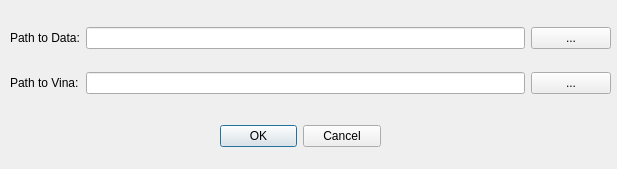
First picture: the form in pathInitDialog.ui, repository tysciman7/VinaUI, before the edit.
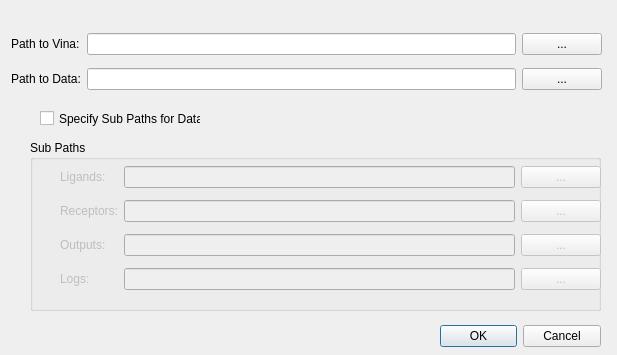
Second picture: the form after the edit.

Commit message:
Modify path handling
Added Input for "sub paths" (paths for ligands, receptors, output, logs)
Modified all associated scripts to account for this change
Added new error to avoid crashes with sub path auto-filling
Added sub paths to config
Modified runFunctions to work with directoryManager directly

Diff of the .ui file:
```diff
--- a/pathInitDialog.ui
+++ b/pathInitDialog.ui
@@ -7,7 +7,7 @@
     <x>0</x>
     <y>0</y>
     <width>617</width>
-    <height>169</height>
+    <height>355</height>
    </rect>
   </property>
   <property name="windowTitle">
@@ -16,8 +16,8 @@
   <widget class="QDialogButtonBox" name="buttonBox">
    <property name="geometry">
     <rect>
-     <x>220</x>
-     <y>120</y>
+     <x>440</x>
+     <y>320</y>
      <width>161</width>
      <height>32</height>
     </rect>
@@ -29,45 +29,206 @@
     <set>QDialogButtonBox::Cancel|QDialogButtonBox::Ok</set>
    </property>
   </widget>
+  <widget class="QGroupBox" name="sub_path_groupbox">
+   <property name="enabled">
+    <bool>true</bool>
+   </property>
+   <property name="geometry">
+    <rect>
+     <x>30</x>
+     <y>140</y>
+     <width>571</width>
+     <height>171</height>
+    </rect>
+   </property>
+   <property name="title">
+    <string>Sub Paths</string>
+   </property>
+   <property name="flat">
+    <bool>false</bool>
+   </property>
+   <property name="checkable">
+    <bool>false</bool>
+   </property>
+   <property name="checked">
+    <bool>false</bool>
+   </property>
+   <widget class="QWidget" name="">
+    <property name="enabled">
+     <bool>true</bool>
+    </property>
+    <property name="geometry">
+     <rect>
+      <x>30</x>
+      <y>20</y>
+      <width>541</width>
+      <height>138</height>
+     </rect>
+    </property>
+    <layout class="QGridLayout" name="sub_paths_gridlayout">
+     <item row="3" column="0">
+      <widget class="QLabel" name="logs_label">
+       <property name="enabled">
+        <bool>false</bool>
+       </property>
+       <property name="text">
+        <string>Logs:</string>
+       </property>
+      </widget>
+     </item>
+     <item row="0" column="1">
+      <widget class="QLineEdit" name="ligand_lineedit">
+       <property name="enabled">
+        <bool>false</bool>
+       </property>
+      </widget>
+     </item>
+     <item row="0" column="2">
+      <widget class="QPushButton" name="ligand_pushbutton">
+       <property name="enabled">
+        <bool>false</bool>
+       </property>
+       <property name="text">
+        <string>...</string>
+       </property>
+      </widget>
+     </item>
+     <item row="1" column="0">
+      <widget class="QLabel" name="receptor_label">
+       <property name="enabled">
+        <bool>false</bool>
+       </property>
+       <property name="text">
+        <string>Receptors:</string>
+       </property>
+      </widget>
+     </item>
+     <item row="0" column="0">
+      <widget class="QLabel" name="ligand_label">
+       <property name="enabled">
+        <bool>false</bool>
+       </property>
+       <property name="text">
+        <string>Ligands:</string>
+       </property>
+      </widget>
+     </item>
+     <item row="3" column="2">
+      <widget class="QPushButton" name="log_pushbutton">
+       <property name="enabled">
+        <bool>false</bool>
+       </property>
+       <property name="text">
+        <string>...</string>
+       </property>
+      </widget>
+     </item>
+     <item row="2" column="0">
+      <widget class="QLabel" name="outputs_label">
+       <property name="enabled">
+        <bool>false</bool>
+       </property>
+       <property name="text">
+        <string>Outputs:</string>
+       </property>
+      </widget>
+     </item>
+     <item row="2" column="1">
+      <widget class="QLineEdit" name="output_lineedit">
+       <property name="enabled">
+        <bool>false</bool>
+       </property>
+      </widget>
+     </item>
+     <item row="2" column="2">
+      <widget class="QPushButton" name="output_pushbutton">
+       <property name="enabled">
+        <bool>false</bool>
+       </property>
+       <property name="text">
+        <string>...</string>
+       </property>
+      </widget>
+     </item>
+     <item row="1" column="2">
+      <widget class="QPushButton" name="receptor_pushbutton">
+       <property name="enabled">
+        <bool>false</bool>
+       </property>
+       <property name="text">
+        <string>...</string>
+       </property>
+      </widget>
+     </item>
+     <item row="1" column="1">
+      <widget class="QLineEdit" name="receptor_lineedit">
+       <property name="enabled">
+        <bool>false</bool>
+       </property>
+      </widget>
+     </item>
+     <item row="3" column="1">
+      <widget class="QLineEdit" name="log_lineedit">
+       <property name="enabled">
+        <bool>false</bool>
+       </property>
+      </widget>
+     </item>
+    </layout>
+   </widget>
+  </widget>
+  <widget class="QCheckBox" name="sub_paths_checkbox">
+   <property name="geometry">
+    <rect>
+     <x>40</x>
+     <y>110</y>
+     <width>161</width>
+     <height>17</height>
+    </rect>
+   </property>
+   <property name="text">
+    <string>Specify Sub Paths for Data</string>
+   </property>
+  </widget>
   <widget class="QWidget" name="">
    <property name="geometry">
     <rect>
-     <x>10</x>
-     <y>10</y>
-     <width>601</width>
-     <height>101</height>
+     <x>11</x>
+     <y>26</y>
+     <width>591</width>
+     <height>71</height>
     </rect>
    </property>
    <layout class="QGridLayout" name="gridLayout">
     <item row="0" column="0">
-     <widget class="QLabel" name="data_label">
+     <widget class="QLabel" name="vina_label">
       <property name="text">
-       <string>Path to Data:</string>
+       <string>Path to Vina:</string>
       </property>
      </widget>
     </item>
     <item row="0" column="1">
-     <widget class="QLineEdit" name="data_lineedit"/>
+     <widget class="QLineEdit" name="vina_lineedit"/>
     </item>
     <item row="0" column="2">
-     <widget class="QPushButton" name="data_pushbutton">
+     <widget class="QPushButton" name="vina_pushbutton">
       <property name="text">
        <string>...</string>
       </property>
      </widget>
     </item>
     <item row="1" column="0">
-     <widget class="QLabel" name="vina_label">
+     <widget class="QLabel" name="data_label">
       <property name="text">
-       <string>Path to Vina:</string>
+       <string>Path to Data:</string>
       </property>
      </widget>
     </item>
     <item row="1" column="1">
-     <widget class="QLineEdit" name="vina_lineedit"/>
+     <widget class="QLineEdit" name="data_lineedit"/>
     </item>
     <item row="1" column="2">
-     <widget class="QPushButton" name="vina_pushbutton">
+     <widget class="QPushButton" name="data_pushbutton">
       <property name="text">
        <string>...</string>
       </property>
```
Left out of the diff: 8 changed lines with no effect on the pictures. The commit also changes 6 other files.
